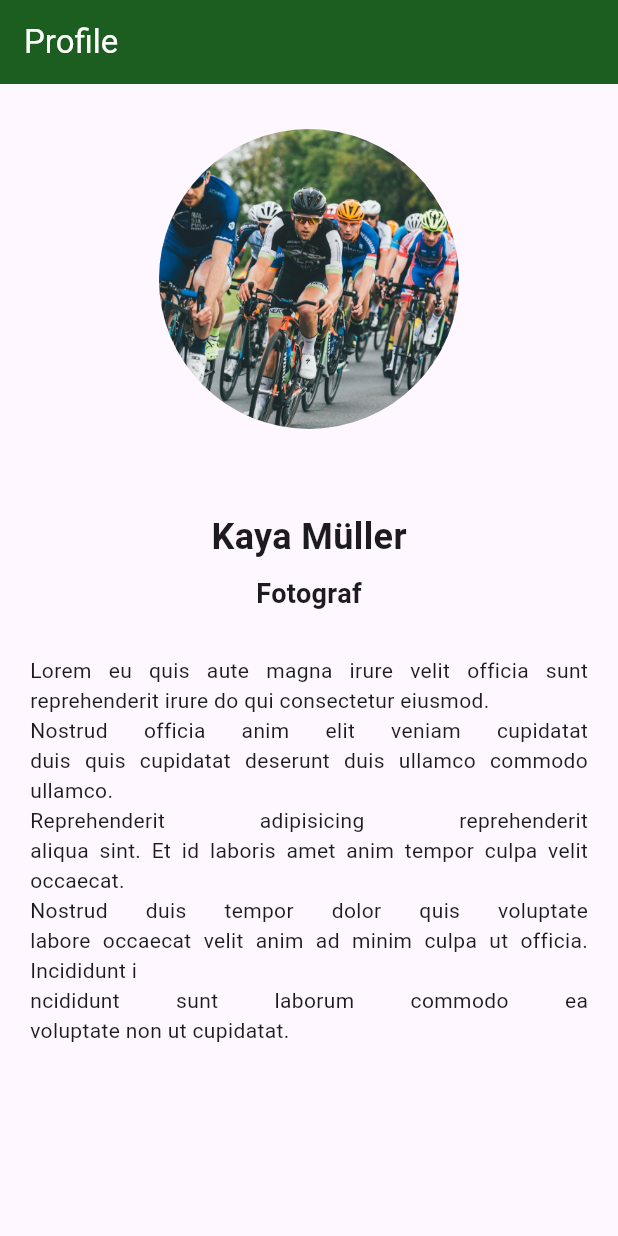
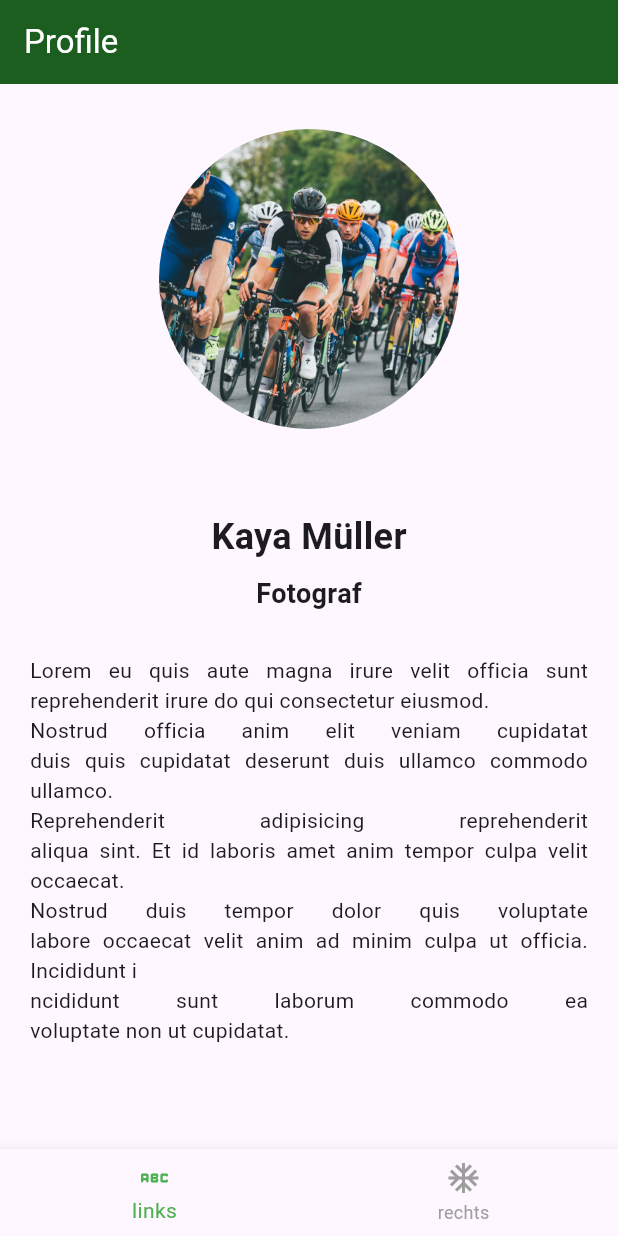
Before and after one commit to AkademieDirk/gallery_app, a Flutter app: the screen it shows after launch, on a phone screen of 412 x 824 dp. Run offline on Flutter 3.47's test engine with Material 3 defaults, Android fonts, the phone set to English and light mode, and no system bars.

```diff
--- a/lib/features/profile/screens/profile_screen.dart
+++ b/lib/features/profile/screens/profile_screen.dart
@@ -1,7 +1,14 @@
 import 'package:flutter/material.dart';
 
-class ProfileScreen extends StatelessWidget {
+class ProfileScreen extends StatefulWidget {
   const ProfileScreen({super.key});
+
+  @override
+  State<ProfileScreen> createState() => _ProfileScreenState();
+}
+
+class _ProfileScreenState extends State<ProfileScreen> {
+  int currentIndex = 0;
 
   @override
   Widget build(BuildContext context) {
@@ -42,6 +49,21 @@ class ProfileScreen extends StatelessWidget {
                   textAlign: TextAlign.justify,
                 )),
           ])),
-    ));
+          bottomNavigationBar: BottomNavigationBar(
+              onTap: (index) {
+                setState(() {
+                  currentIndex = index;
+                });
+              },
+              currentIndex: currentIndex,
+              unselectedItemColor: Colors.grey,
+              selectedItemColor: Colors.green,
+              items: [
+                BottomNavigationBarItem(
+                    icon: Icon(Icons.abc_rounded), label: "links"),
+                BottomNavigationBarItem(
+                    icon: Icon(Icons.ac_unit_outlined), label: "rechts"),
+              ])),
+    );
   }
 }
```
Lines whose indentation alone changed are shown as unchanged.
